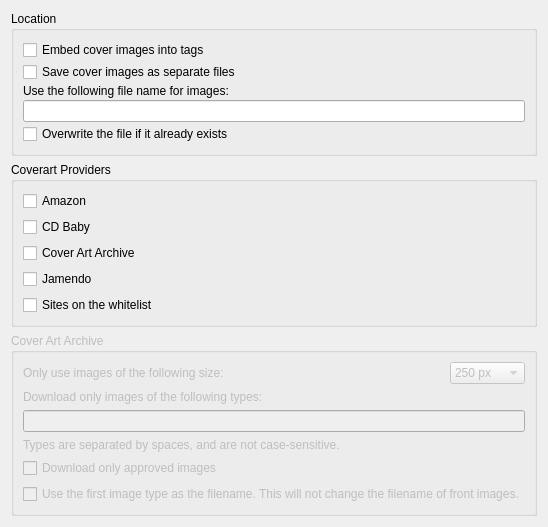
First picture: the form in ui/options_cover.ui, repository metabrainz/picard, before the edit.
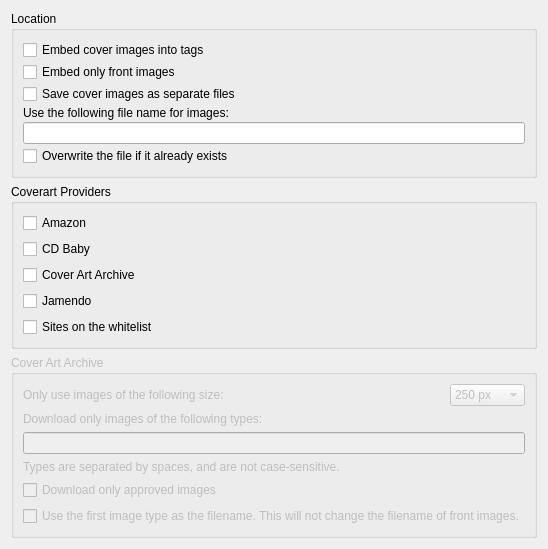
Second picture: the form after the edit.

Commit message:
Use CAA data when embedding images into files
This includes both the image type (for vorbis, id3 and asf files) as
well as the comments (as description for vorbis, id3 and asf files).

Additionally, converts the `images` attribute of
picard.metadata.Metadata to a list of dicts instead of tuples for easier
access.

```diff
--- a/ui/options_cover.ui
+++ b/ui/options_cover.ui
@@ -6,8 +6,8 @@
    <rect>
     <x>0</x>
     <y>0</y>
-    <width>524</width>
-    <height>502</height>
+    <width>525</width>
+    <height>526</height>
    </rect>
   </property>
   <layout class="QVBoxLayout" name="verticalLayout">
@@ -30,6 +30,13 @@
         </property>
        </widget>
       </item>
+      <item>
+       <widget class="QCheckBox" name="cb_embed_front_only">
+        <property name="text">
+         <string>Embed only front images</string>
+        </property>
+       </widget>
+      </item>
       <item>
        <widget class="QCheckBox" name="save_images_to_files">
         <property name="text">
```
Left out of the diff: 19 changed lines with no effect on the pictures. The commit also changes 14 other files.
